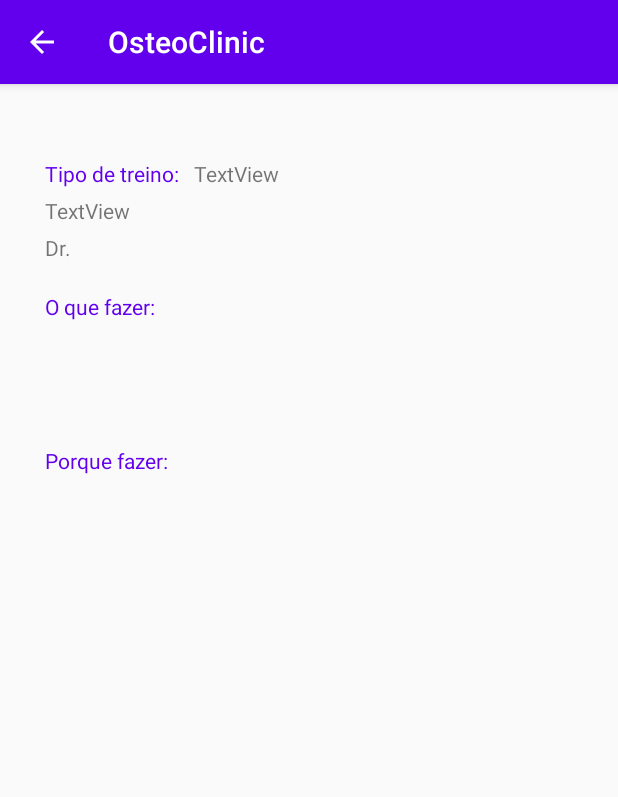
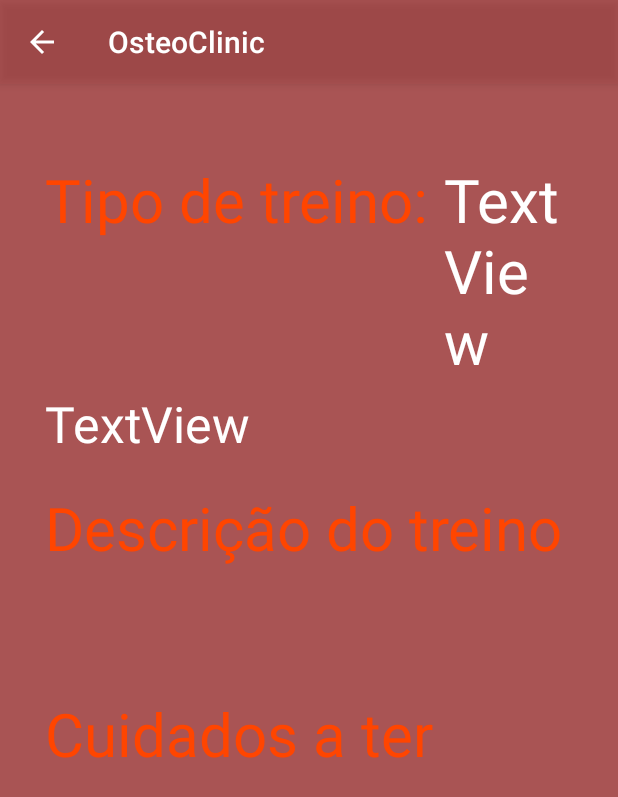
Before and after one commit to Project-Osteo/AppMobile, an Android app: the DetalhesTreinoActivity screen opened directly, with no data from a screen before it, on a phone screen of 412 x 824 dp. Shown: the top 797 px of the screen. Run offline under Robolectric (Android 15) with nearby library versions, the phone set to English and light mode, and no system bars; our stand-ins replace Volley.

Commit message:
alteração styles da app

```diff
--- a/OsteoClinic/app/src/main/java/amsi/dei/estg/ipleiria/osteoclinic/modelos/Singleton.java
+++ b/OsteoClinic/app/src/main/java/amsi/dei/estg/ipleiria/osteoclinic/modelos/Singleton.java
@@ -200,7 +200,6 @@ public class Singleton implements ConsultasListener, TreinosListener {
 
 
     public boolean editarConsultaBD(Consulta consulta){
-
         Consulta atual = getConsulta(consulta.getId());
 
         if(atual != null){
--- a/OsteoClinic/app/src/main/java/amsi/dei/estg/ipleiria/osteoclinic/vistas/DetalhesConsultaActivity.java
+++ b/OsteoClinic/app/src/main/java/amsi/dei/estg/ipleiria/osteoclinic/vistas/DetalhesConsultaActivity.java
@@ -13,7 +13,7 @@ public class DetalhesConsultaActivity extends AppCompatActivity {
 
     public static final String ID_CONSULTA = "amsi.dei.estg.ipleiria.osteoclinic.vistas.ID";
 
-    private TextView tvNumConsulta, tvDataConsulta, tvTerapeuta, tvDescricao, tvRecomendacoes;
+    private TextView tvNumConsulta, tvDataConsulta, tvDescricao, tvRecomendacoes;
 
     @Override
     protected void onCreate(Bundle savedInstanceState) {
@@ -23,7 +23,6 @@ public class DetalhesConsultaActivity extends AppCompatActivity {
 
         tvNumConsulta = findViewById(R.id.tvNumConsultaDetalhe);
         tvDataConsulta = findViewById(R.id.tvDataConsultaDetalhe);
-        tvTerapeuta = findViewById(R.id.tvTerapeutaDetalhe);
         tvDescricao = findViewById(R.id.tvDescricaoConsultaDetalhe);
         tvRecomendacoes = findViewById(R.id.tvRecomendacoesDetalhe);
 
@@ -34,7 +33,6 @@ public class DetalhesConsultaActivity extends AppCompatActivity {
             setTitle("Consultas");
             tvNumConsulta.setText(""+consulta.getId());
             tvDataConsulta.setText(consulta.getDataConsulta().toString());
-            tvTerapeuta.setText("OsteoFla");
             tvDescricao.setText(consulta.getDescricao_consulta());
             tvRecomendacoes.setText(consulta.getRecomendacao());
         }
--- a/OsteoClinic/app/src/main/java/amsi/dei/estg/ipleiria/osteoclinic/vistas/DetalhesTreinoActivity.java
+++ b/OsteoClinic/app/src/main/java/amsi/dei/estg/ipleiria/osteoclinic/vistas/DetalhesTreinoActivity.java
@@ -14,7 +14,7 @@ public class DetalhesTreinoActivity extends AppCompatActivity {
 
     public static final String ID_TREINO = "amsi.dei.estg.ipleiria.osteoclinic.vistas.ID";
 
-    private TextView tvTipoTreino, tvDataTreino, tvTerapeutaTreino, tvDescricaoTreino, tvRecomendacoesTreino;
+    private TextView tvTipoTreino, tvDataTreino, tvDescricaoTreino, tvRecomendacoesTreino;
 
     @Override
     protected void onCreate(Bundle savedInstanceState) {
@@ -24,7 +24,6 @@ public class DetalhesTreinoActivity extends AppCompatActivity {
 
         tvTipoTreino = findViewById(R.id.tvTipoTreinoDetalhe);
         tvDataTreino = findViewById(R.id.tvDataTreinoDetalhe);
-        tvTerapeutaTreino = findViewById(R.id.tvTerapeutaDetalheTreino);
         tvDescricaoTreino = findViewById(R.id.tvDescricaoTreinoDetalhe);
         tvRecomendacoesTreino = findViewById(R.id.tvRecomendacoesTreinoDetalhe);
 
@@ -35,7 +34,6 @@ public class DetalhesTreinoActivity extends AppCompatActivity {
             setTitle("Treinos");
             tvTipoTreino.setText(treino.getTipoTreino());
             tvDataTreino.setText(treino.getDataTreino().toString());
-            tvTerapeutaTreino.setText("Osteo");
             tvDescricaoTreino.setText(treino.getDescricao_treino());
             tvRecomendacoesTreino.setText(treino.getObs_treino());
         }
--- a/OsteoClinic/app/src/main/res/layout/activity_detalhes_treino.xml
+++ b/OsteoClinic/app/src/main/res/layout/activity_detalhes_treino.xml
@@ -6,7 +6,8 @@
     android:layout_height="match_parent"
     android:orientation="vertical"
     android:padding="30dp"
-    tools:context=".vistas.DetalhesTreinoActivity">
+    tools:context=".vistas.DetalhesTreinoActivity"
+    android:background="@color/colorPrimary">
 
 
     <LinearLayout
@@ -25,14 +26,17 @@
                 android:layout_width="wrap_content"
                 android:layout_height="wrap_content"
                 android:text="@string/tipo_treino"
-                android:textColor="@color/colorPrimary" />
+                android:textColor="@color/colorAccent"
+                android:textSize="60px"/>
 
             <TextView
                 android:id="@+id/tvTipoTreinoDetalhe"
                 android:layout_width="wrap_content"
                 android:layout_height="wrap_content"
                 android:paddingStart="10dp"
-                android:text="TextView" />
+                android:text="TextView"
+                android:textSize="60px"
+                android:textColor="@color/colorText"/>
 
         </LinearLayout>
 
@@ -42,14 +46,9 @@
             android:layout_height="wrap_content"
             android:layout_weight="1"
             android:paddingTop="5dp"
-            android:text="TextView" />
-
-        <TextView
-            android:id="@+id/tvTerapeutaDetalheTreino"
-            android:layout_width="match_parent"
-            android:layout_height="wrap_content"
-            android:paddingTop="5dp"
-            android:text="Dr." />
+            android:text="TextView"
+            android:textSize="50px"
+            android:textColor="@color/colorText"/>
 
     </LinearLayout>
 
@@ -63,12 +62,15 @@
             android:layout_width="match_parent"
             android:layout_height="wrap_content"
             android:text="@string/descricao_treino"
-            android:textColor="@color/colorPrimary" />
+            android:textSize="60px"
+            android:textColor="@color/colorAccent"/>
 
         <TextView
             android:id="@+id/tvDescricaoTreinoDetalhe"
             android:layout_width="match_parent"
-            android:layout_height="63dp" />
+            android:layout_height="63dp"
+            android:textSize="50px"
+            android:textColor="@color/colorText"/>
     </LinearLayout>
 
     <LinearLayout
@@ -80,13 +82,16 @@
         <TextView
             android:layout_width="match_parent"
             android:layout_height="wrap_content"
-            android:text="@string/recomendacoes_treino"
-            android:textColor="@color/colorPrimary" />
+            android:text="@string/obs_treino"
+            android:textSize="60px"
+            android:textColor="@color/colorAccent" />
 
         <TextView
             android:id="@+id/tvRecomendacoesTreinoDetalhe"
             android:layout_width="match_parent"
-            android:layout_height="63dp" />
+            android:layout_height="63dp"
+            android:textSize="50px"
+            android:textColor="@color/colorText"/>
     </LinearLayout>
 
 </LinearLayout>
--- a/OsteoClinic/app/src/main/res/layout/activity_menu_main.xml
+++ b/OsteoClinic/app/src/main/res/layout/activity_menu_main.xml
@@ -20,7 +20,9 @@
         android:layout_width="wrap_content"
         android:layout_height="match_parent"
         android:layout_gravity="start"
-        app:menu="@menu/activity_main_drawer" />
+        app:menu="@menu/activity_main_drawer"
+        android:background="@color/colorSecondary"
+        app:itemTextColor="@color/colorTextDark"/>
 
 
 </androidx.drawerlayout.widget.DrawerLayout>
--- a/OsteoClinic/app/src/main/res/layout/fragment_lista_consultas.xml
+++ b/OsteoClinic/app/src/main/res/layout/fragment_lista_consultas.xml
@@ -4,7 +4,7 @@
     android:layout_width="match_parent"
     android:layout_height="match_parent"
     tools:context=".vistas.ListaConsultasFragment"
-    android:background="@color/purple_backgroud">
+    android:background="@color/colorPrimaryDark">
 
     <ListView
         android:id="@+id/listview_consultas"
--- a/OsteoClinic/app/src/main/res/layout/fragment_lista_treinos.xml
+++ b/OsteoClinic/app/src/main/res/layout/fragment_lista_treinos.xml
@@ -4,7 +4,7 @@
     android:layout_width="match_parent"
     android:layout_height="match_parent"
     tools:context=".vistas.ListaTreinosFragment"
-    android:background="@color/purple_backgroud">
+    android:background="@color/colorPrimaryDark">
 
     <ListView
         android:id="@+id/listview_treinos"
--- a/OsteoClinic/app/src/main/res/values/colors.xml
+++ b/OsteoClinic/app/src/main/res/values/colors.xml
@@ -1,12 +1,22 @@
 <?xml version="1.0" encoding="utf-8"?>
+<!--<resources>-->
+<!--    <color name="colorPrimary">#6200EE</color>-->
+<!--    <color name="colorPrimaryDark">#3700B3</color>-->
+<!--    <color name="colorAccent">#03DAC5</color>-->
+<!--    <color name="Black">#000000</color>-->
+<!--    <color name="teste_card_1">#C2D6C3</color>-->
+<!--    <color name="whiteTextColor">#fff</color>-->
+<!--    <color name="primaryTextColor">#00a5ff</color>-->
+<!--    <color name="titleActivityColor">#00a5ff</color>-->
+<!--</resources>-->
+
 <resources>
-    <color name="colorPrimary">#6200EE</color>
-    <color name="colorPrimaryDark">#3700B3</color>
-    <color name="colorAccent">#03DAC5</color>
-    <color name="Black">#000000</color>
-    <color name="teste_card_1">#C2D6C3</color>
-    <color name="whiteTextColor">#fff</color>
-    <color name="primaryTextColor">#00a5ff</color>
-
-    <color name="titleActivityColor">#00a5ff</color>
+    <color name="colorPrimary">#A9800000</color>
+    <color name="colorPrimaryDark">#800000</color>
+    <color name="colorSecondary">#CD5C5C</color>
+    <color name="colorAccent">#FF4500</color>
+    <color name="colorText">#FFFFFF</color>
+    <color name="colorTextDark">#1C1C1C</color>
+    <color name="colorTextEditText">#40000000</color>
+    <color name="colorTextHint">#FA8072</color>
 </resources>
--- a/OsteoClinic/app/src/main/res/values/strings.xml
+++ b/OsteoClinic/app/src/main/res/values/strings.xml
@@ -26,8 +26,8 @@
     <string name="ultimo_treino">Último treino</string>
     <string name="numero_treino">N.º Treino:</string>
     <string name="tipo_treino">Tipo de treino:</string>
-    <string name="descricao_treino">O que fazer:</string>
-    <string name="recomendacoes_treino">Porque fazer:</string>
+    <string name="descricao_treino">Descrição do treino</string>
+    <string name="obs_treino">Cuidados a ter</string>
 
     <string name="bt_calcular_imc">Calcular IMC</string>
 
--- a/OsteoClinic/app/src/main/res/values/styles.xml
+++ b/OsteoClinic/app/src/main/res/values/styles.xml
@@ -4,8 +4,7 @@
         <!-- Customize your theme here. -->
         <item name="colorPrimary">@color/colorPrimary</item>
         <item name="colorPrimaryDark">@color/colorPrimaryDark</item>
-        <item name="colorAccent">@color/colorAccent</item>
-        <item name="background">@color/purple_backgroud</item>
+        <item name="background">@color/colorPrimaryDark</item>
     </style>
 
     <style name="AppTheme.AppBarOverlay"
```
Also changed, not shown: OsteoClinic/app/src/main/res/layout/activity_detalhes_consulta.xml (+20 -15 lines), OsteoClinic/app/src/main/res/layout/activity_login.xml (+14 -5 lines), OsteoClinic/app/src/main/res/layout/activity_registo.xml (+21 -8 lines), OsteoClinic/app/src/main/res/layout/card_lista_consultas.xml (+6 -5 lines), OsteoClinic/app/src/main/res/layout/card_lista_treinos.xml (+5 -4 lines), OsteoClinic/app/src/main/res/layout/fragment_inicial.xml (+13 -5 lines), OsteoClinic/app/src/main/res/layout/item_lista_consultas.xml (deleted, +0 -116 lines), OsteoClinic/app/src/main/res/layout/item_lista_treino.xml (deleted, +0 -116 lines).
